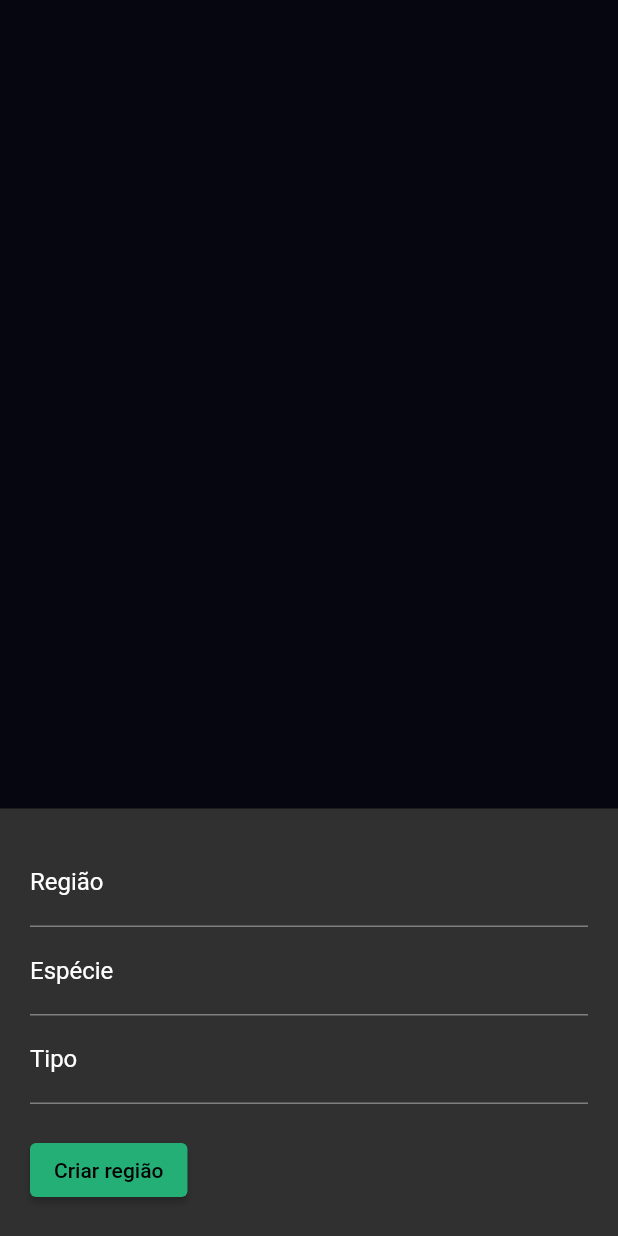
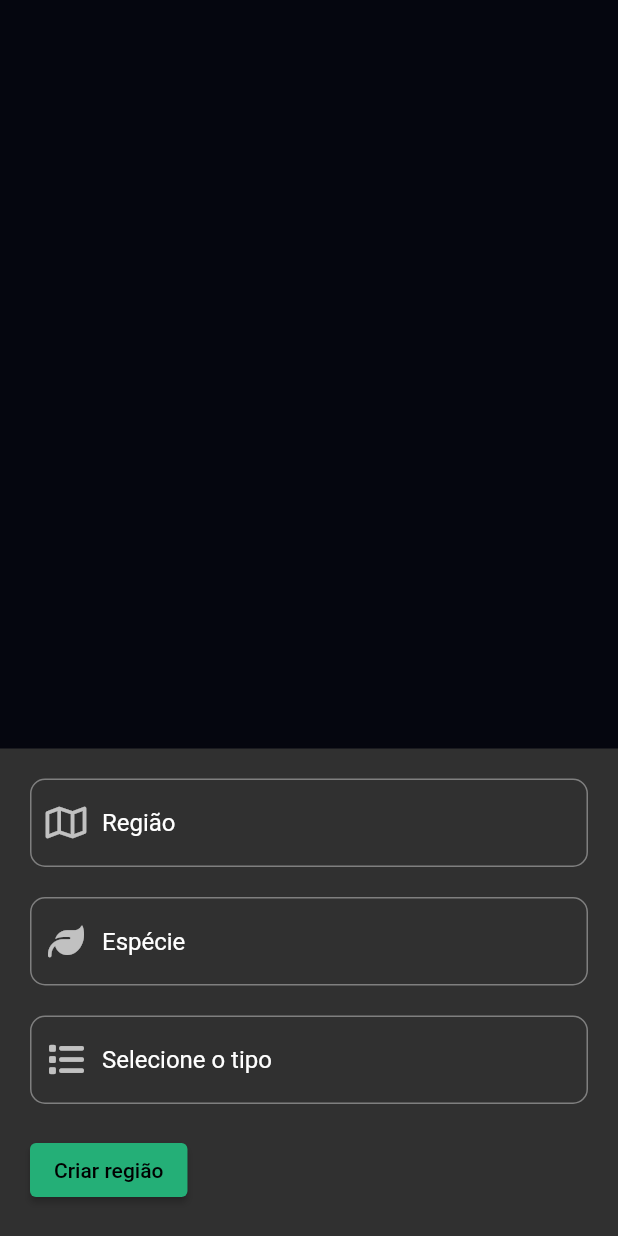
Before and after one commit to JMTheo/FarmHub, a Flutter app: what addGroundModal() shows on an empty page, opened directly with empty values, on a phone screen of 412 x 824 dp. Run offline on Flutter 3.47's test engine with Material 2 defaults, Android fonts, the phone set to English and light mode, and no system bars; our stand-ins replace bot_toast, cloud_firestore, device_info_plus, firebase_auth, firebase_core, fluttertoast and 2 more; missing offline and left inert: mqtt_client; accounts and stored records are empty; statements that could not run were skipped.

Commit message:
Remoção página de adição

```diff
--- a/lib/components/bottom_button.dart
+++ b/lib/components/bottom_button.dart
@@ -13,6 +13,7 @@ class BottomButton extends StatelessWidget {
     return GestureDetector(
       onTap: onTap,
       child: Container(
+        //TODO: Talvez arredondar os cantos desse botão
         color: kDefaultColorGreen,
         margin: const EdgeInsets.only(top: 10.0),
         padding: const EdgeInsets.only(bottom: 5.0),
--- a/lib/modal/add_ground_modal.dart
+++ b/lib/modal/add_ground_modal.dart
@@ -1,15 +1,18 @@
 import 'package:automacao_horta/constants.dart';
 import 'package:cloud_firestore/cloud_firestore.dart';
 import 'package:flutter/material.dart';
+import 'package:font_awesome_flutter/font_awesome_flutter.dart';
 
 import '../../enums/FarmTypeOperation.dart';
 
+import '../components/outline_text_form.dart';
 import '../controller/db_controller.dart';
 
 import '../model/ground.dart';
 
 addGroundModal(context, FarmTypeOperation typeOperation, String? farmID,
     [DocumentSnapshot? documentSnapshot]) {
+  final formKey = GlobalKey<FormState>();
   final regionController = TextEditingController();
   final specieController = TextEditingController();
   final typeController = TextEditingController();
@@ -33,33 +36,54 @@ addGroundModal(context, FarmTypeOperation typeOperation, String? farmID,
               left: 20,
               right: 20,
               bottom: MediaQuery.of(ctx).viewInsets.bottom + 20),
+          child: Form(
+            key: formKey,
             child: Column(
               mainAxisSize: MainAxisSize.min,
               crossAxisAlignment: CrossAxisAlignment.start,
               children: [
-              TextField(
-                controller: regionController,
-                decoration: const InputDecoration(labelText: 'Região'),
+                OutlineTextForm(
+                  hintTxt: 'Região',
+                  iconData: FontAwesomeIcons.map,
+                  hideText: false,
+                  txtController: regionController,
+                  textInputAction: TextInputAction.next,
+                  validator: (value) => (value == null || value.isEmpty)
+                      ? 'Campo obrigatório.'
+                      : null,
                 ),
-              TextField(
-                controller: specieController,
-                decoration: const InputDecoration(
-                  labelText: 'Espécie',
+                kSpaceBox,
+                OutlineTextForm(
+                  hintTxt: 'Espécie',
+                  iconData: FontAwesomeIcons.leaf,
+                  hideText: false,
+                  txtController: specieController,
+                  textInputAction: TextInputAction.next,
+                  validator: (value) => (value == null || value.isEmpty)
+                      ? 'Campo obrigatório.'
+                      : null,
                 ),
-              ),
-              TextField(
-                controller: typeController,
-                decoration: const InputDecoration(
-                  labelText: 'Tipo',
-                ),
+                kSpaceBox,
+                OutlineTextForm(
+                  hintTxt: 'Selecione o tipo',
+                  iconData: FontAwesomeIcons.list,
+                  hideText: false,
+                  txtController: typeController,
+                  textInputAction: TextInputAction.next,
+                  validator: (value) => (value == null || value.isEmpty)
+                      ? 'Campo obrigatório.'
+                      : null,
                 ),
                 kSpaceBox,
                 ElevatedButton(
                   child: Text(buttonText),
                   onPressed: () async {
+                    if (!formKey.currentState!.validate()) return;
+
                     final String region = regionController.text.trim();
                     final String specie = specieController.text.trim();
-                  final String type = typeController.text.trim().toLowerCase();
+                    final String type =
+                        typeController.text.trim().toLowerCase();
 
                     Ground ground = Ground(
                         farm: '', type: type, region: region, specie: specie);
@@ -85,6 +109,7 @@ addGroundModal(context, FarmTypeOperation typeOperation, String? farmID,
                 )
               ],
             ),
+          ),
         );
       });
 }
```
Also changed, not shown: lib/screens/add_ground.dart (deleted, +0 -104 lines), lib/screens/detailed_plant.dart (+1 -9 lines). Lines whose indentation alone changed are shown as unchanged.
